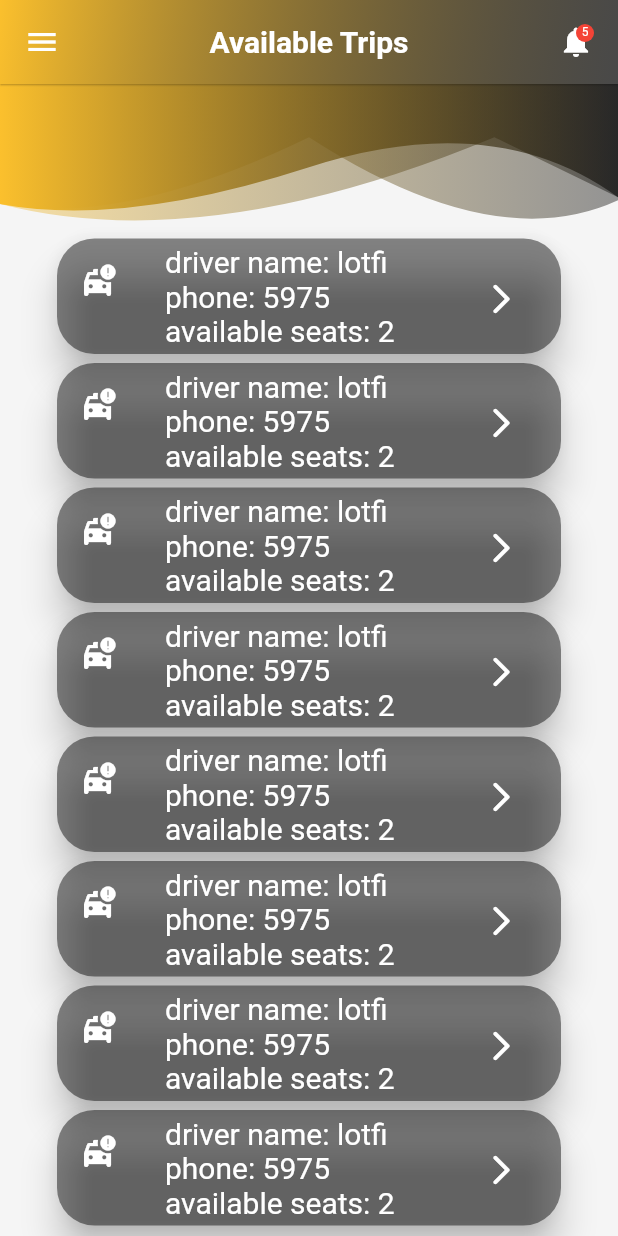
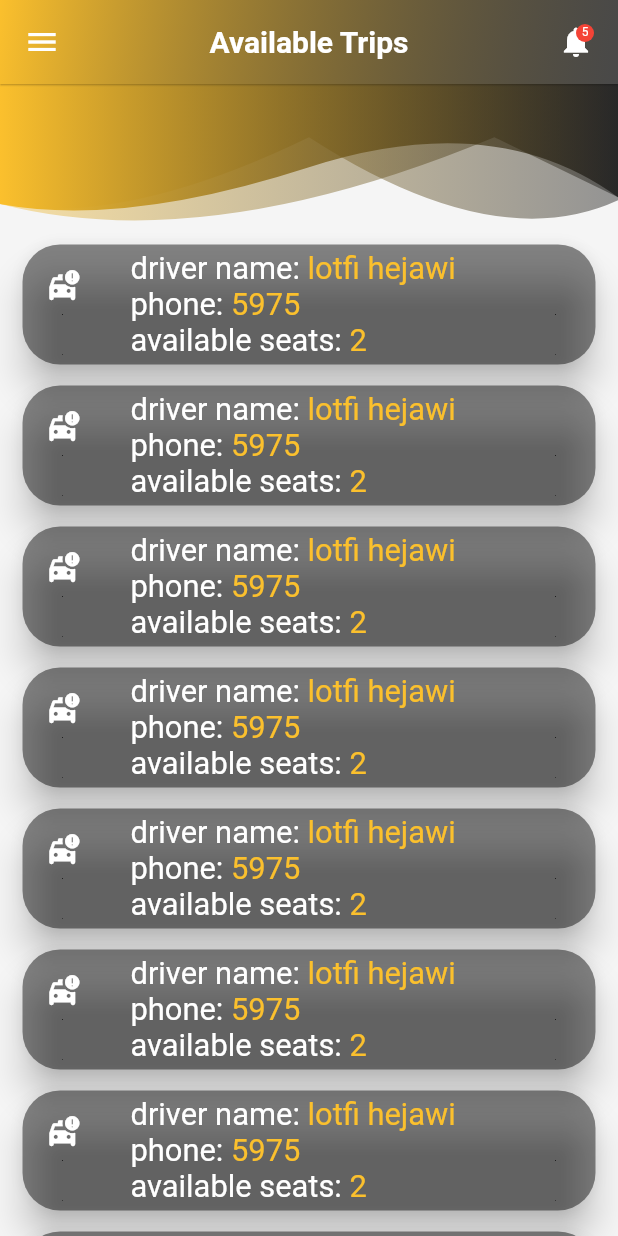
Before and after one commit to HussienShalabi/scrub_jay, a Flutter app: the screen it shows after launch, after a tap on "Sign In", on a phone screen of 412 x 824 dp. Run offline on Flutter 3.47's test engine with Material 2 defaults, Android fonts, the phone set to English and light mode, and no system bars; our stand-ins replace firebase_auth, firebase_core, firebase_database, firebase_storage, flutter_screenutil, get and 3 more; accounts and stored records are empty.

```diff
--- a/scrub_jay/lib/view/common_screens/SignUpDriver.dart
+++ b/scrub_jay/lib/view/common_screens/SignUpDriver.dart
@@ -22,6 +22,7 @@ class SignUpDriver extends StatelessWidget {
       body: SingleChildScrollView(
         child: Column(
           children: [
+
             const SizedBox(
               height: 150,
               child: HeaderWidget(150, false, Icons.person_add_alt_1_rounded),
--- a/scrub_jay/lib/view/common_screens/Signin.dart
+++ b/scrub_jay/lib/view/common_screens/Signin.dart
@@ -75,11 +75,10 @@ class _SigninState extends State<Signin> {
                                 decoration:
                                     ThemeHelper().inputBoxDecorationShaddow(),
                                 child: TextField(
-                                  onChanged: (value) => x = value as int?,
-                                  keyboardType: TextInputType.phone,
+                                  keyboardType: TextInputType.emailAddress,
                                   decoration: ThemeHelper().textInputDecoration(
-                                      "Mobile Number".tr,
-                                      "Enter your mobile number".tr),
+                                      "Email address".tr,
+                                      "Enter your email address".tr),
                                 ),
                               ),
                               const SizedBox(height: 30.0),
@@ -99,12 +98,7 @@ class _SigninState extends State<Signin> {
                                 alignment: Alignment.topRight,
                                 child: GestureDetector(
                                   onTap: () {
-                                    Navigator.push(
-                                      context,
-                                      MaterialPageRoute(
-                                          builder: (context) =>
-                                              const ForgotPassword()),
-                                    );
+                                    Get.to(ForgotPassword());
                                   },
                                   child: Text(
                                     "Forgot your password?".tr,
@@ -144,11 +138,7 @@ class _SigninState extends State<Signin> {
                                       text: 'Create account'.tr,
                                       recognizer: TapGestureRecognizer()
                                         ..onTap = () {
-                                          Navigator.push(
-                                              context,
-                                              MaterialPageRoute(
-                                                  builder: (context) =>
-                                                      SignUpPassenger()));
+                                          Get.to(SignUpPassenger());
                                         },
                                       style: TextStyle(
                                         fontWeight: FontWeight.bold,
--- a/scrub_jay/lib/view/passenger/ChooseTrip.dart
+++ b/scrub_jay/lib/view/passenger/ChooseTrip.dart
@@ -86,8 +86,9 @@ class ChooseTrip extends StatelessWidget {
           ),
           Container(
               alignment: Alignment.center,
-              margin: const EdgeInsets.fromLTRB(25, 80, 25, 10),
+              margin: const EdgeInsets.fromLTRB(5, 80, 5, 10),
               padding: const EdgeInsets.fromLTRB(10, 0, 10, 0),
+
               child: Column(children: [
                 const SizedBox(
                   height: 20,
@@ -100,8 +101,8 @@ class ChooseTrip extends StatelessWidget {
                           child: TripCard(
                             leadingIcon: Icons.taxi_alert_rounded,
                             driverPhoneNumber: 05975,
-                            trailing: Icons.arrow_forward_ios_rounded,
-                            driverName: 'lotfi',
+                            // trailing: Icons.arrow_forward_ios_rounded,
+                            driverName: 'lotfi hejawi',
                             availableSeats: 2,
                           ),
                           onTap: () {
--- a/scrub_jay/lib/view/widgets/TripCard.dart
+++ b/scrub_jay/lib/view/widgets/TripCard.dart
@@ -1,4 +1,5 @@
 import 'package:flutter/material.dart';
+import 'package:flutter_screenutil/flutter_screenutil.dart';
 import 'package:get/get.dart';
 
 import '../common_screens/theme_helper.dart';
@@ -7,14 +8,13 @@ class TripCard extends StatefulWidget {
   final IconData leadingIcon;
   final String driverName;
   final int driverPhoneNumber;
-  final IconData trailing;
+  // final IconData trailing;
   final double BottomMargin;
   final int availableSeats ;
 
   TripCard({
     required this.leadingIcon,
     required this.driverName,
-    required this.trailing,
     required this.availableSeats,
     required this.driverPhoneNumber,
     this.BottomMargin = 0,
@@ -25,7 +25,6 @@ class TripCard extends StatefulWidget {
 }
 
 class _TripCardState extends State<TripCard> {
-  // final _seatsController = Get.put(SeatsController());
 
   var selectedValue = 1;
 
@@ -33,7 +32,7 @@ class _TripCardState extends State<TripCard> {
   Widget build(BuildContext context) {
     return Card(
       color: Colors.black45,
-      margin: const EdgeInsets.all(3),
+      margin:  EdgeInsets.symmetric(vertical: 7),
       shape: RoundedRectangleBorder(borderRadius: BorderRadius.circular(25)),
       elevation: 10,
       child: Container(
@@ -41,21 +40,23 @@ class _TripCardState extends State<TripCard> {
           leading: Icon(
             widget.leadingIcon,
             color: Colors.white,
+            size: 20.sp,
+
           ),
           title: Row(
             children: [
               Text(
                 "driver name: ".tr,
-                style: const TextStyle(
+                style:  TextStyle(
                   color: Colors.white,
-                  fontSize: 20,
+                  fontSize: 18.sp,
                 ),
               ),
               Text(
                 "${widget.driverName}",
-                style: const TextStyle(
-                  color: Colors.white,
-                  fontSize: 20,
+                style:  TextStyle(
+                  color: Colors.yellow.shade700,
+                  fontSize: 18.sp,
                 ),
               ),
             ],
@@ -67,16 +68,16 @@ class _TripCardState extends State<TripCard> {
                 children: [
                   Text(
                     "phone: ".tr,
-                    style: const TextStyle(
+                    style:  TextStyle(
                       color: Colors.white,
-                      fontSize: 20,
+                      fontSize: 18.sp,
                     ),
                   ),
                   Text(
                     "${widget.driverPhoneNumber}",
-                    style: const TextStyle(
-                      color: Colors.white,
-                      fontSize: 20,
+                    style:  TextStyle(
+                      color: Colors.yellow.shade700,
+                      fontSize: 18.sp,
                     ),
                   ),
                 ],
@@ -85,30 +86,30 @@ class _TripCardState extends State<TripCard> {
                 children: [
                   Text(
                     "available seats: ".tr,
-                    style: const TextStyle(
+                    style:  TextStyle(
                       color: Colors.white,
-                      fontSize: 20,
+                      fontSize: 18.sp,
                     ),
                   ),
                   Text(
                     "${widget.availableSeats} ",
-                    style: const TextStyle(
-                      color: Colors.white,
-                      fontSize: 20,
+                    style:  TextStyle(
+                      color: Colors.yellow.shade700,
+                      fontSize: 18.sp,
                     ),
                   ),
                 ],
               ),
             ],
           ),
-          trailing: IconButton(
-            onPressed: () {
-            },
-            icon: Icon(
-              widget.trailing,
-              color: Colors.white,
-            ),
-          ),
+          // trailing: IconButton(
+          //   onPressed: () {
+          //   },
+          //   icon: Icon(
+          //     widget.trailing,
+          //     color: Colors.white,
+          //   ),
+          // ),
         ),
       ),
     );
```
